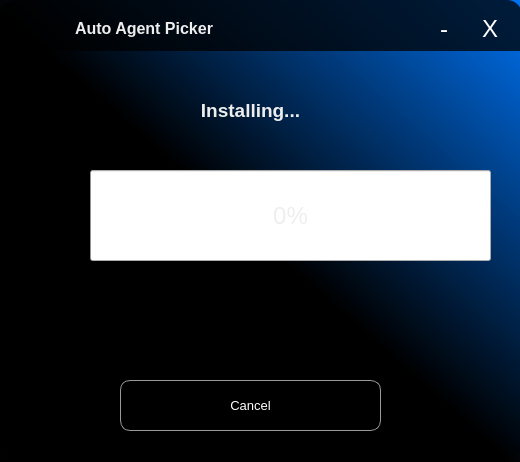
First picture: the form in installer/progress.ui, repository wissemzidi/Agent-Auto-Picker-valorant, before the edit.
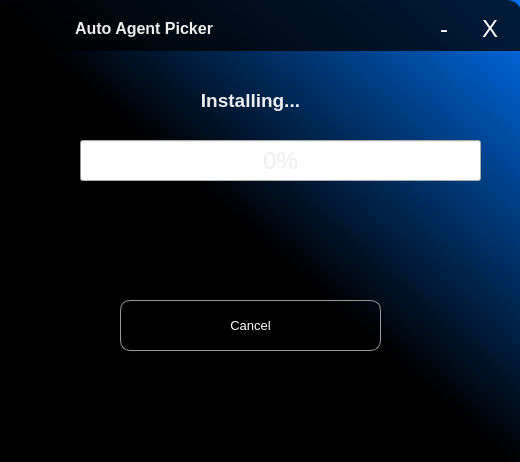
Second picture: the form after the edit. Icons and pictures are not drawn.

```diff
--- a/installer/progress.ui
+++ b/installer/progress.ui
@@ -220,7 +220,7 @@
       <x>160</x>
       <y>70</y>
       <width>181</width>
-      <height>81</height>
+      <height>61</height>
      </rect>
     </property>
     <property name="font">
@@ -240,10 +240,10 @@
    <widget class="QProgressBar" name="progress">
     <property name="geometry">
      <rect>
-      <x>90</x>
-      <y>170</y>
+      <x>80</x>
+      <y>140</y>
       <width>401</width>
-      <height>91</height>
+      <height>41</height>
      </rect>
     </property>
     <property name="font">
@@ -259,7 +259,7 @@
     <property name="geometry">
      <rect>
       <x>120</x>
-      <y>380</y>
+      <y>300</y>
       <width>261</width>
       <height>51</height>
      </rect>
@@ -279,9 +279,9 @@
    <widget class="QLabel" name="error">
     <property name="geometry">
      <rect>
-      <x>80</x>
-      <y>280</y>
-      <width>341</width>
+      <x>30</x>
+      <y>240</y>
+      <width>451</width>
       <height>31</height>
      </rect>
     </property>
@@ -300,6 +300,54 @@
      <set>Qt::AlignCenter</set>
     </property>
    </widget>
+   <widget class="QLabel" name="message">
+    <property name="geometry">
+     <rect>
+      <x>30</x>
+      <y>200</y>
+      <width>451</width>
+      <height>31</height>
+     </rect>
+    </property>
+    <property name="font">
+     <font>
+      <pointsize>11</pointsize>
+     </font>
+    </property>
+    <property name="styleSheet">
+     <string notr="true">color: green;</string>
+    </property>
+    <property name="text">
+     <string/>
+    </property>
+    <property name="alignment">
+     <set>Qt::AlignCenter</set>
+    </property>
+   </widget>
+   <widget class="QLabel" name="files">
+    <property name="geometry">
+     <rect>
+      <x>30</x>
+      <y>370</y>
+      <width>451</width>
+      <height>31</height>
+     </rect>
+    </property>
+    <property name="font">
+     <font>
+      <pointsize>11</pointsize>
+     </font>
+    </property>
+    <property name="styleSheet">
+     <string notr="true"/>
+    </property>
+    <property name="text">
+     <string/>
+    </property>
+    <property name="alignment">
+     <set>Qt::AlignCenter</set>
+    </property>
+   </widget>
   </widget>
  </widget>
  <resources>
```
